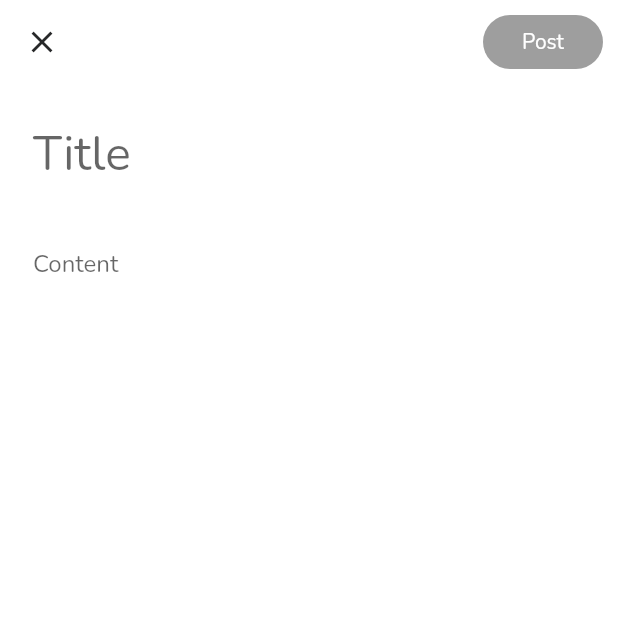
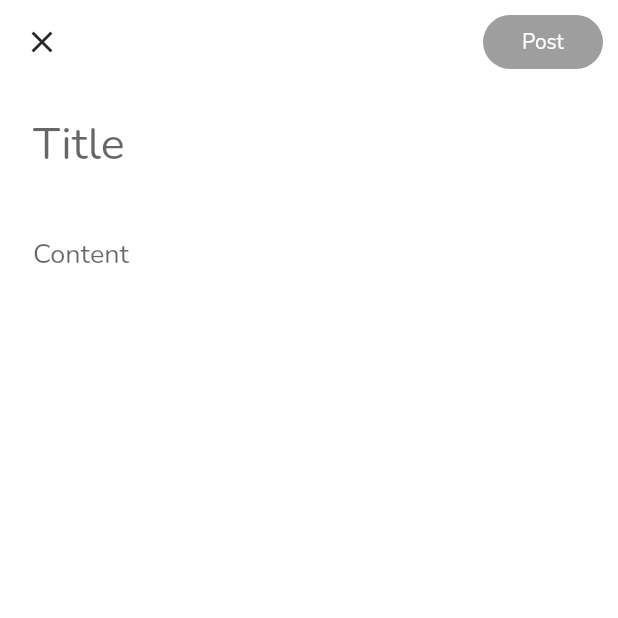
Before and after one commit to Celestial00/In-Sight-App, a Flutter app: the screen it shows after launch, after a tap on the "add" icon, on a phone screen of 412 x 824 dp, the top half of it. Run offline on Flutter 3.47's test engine with Material 2 defaults, Android fonts, the phone set to English and light mode, and no system bars; our stand-ins replace google_fonts.

Commit message:
Last Ui Commit

```diff
--- a/lib/components/Article_Button.dart
+++ b/lib/components/Article_Button.dart
@@ -9,16 +9,16 @@ class Article_Button extends StatelessWidget {
     return GestureDetector(
       onTap: () {
         Navigator.of(context)
-            .push(MaterialPageRoute(builder: (context) => ArticlePage()));
+            .push(MaterialPageRoute(builder: (context) => const ArticlePage()));
       },
       child: Padding(
-        padding: EdgeInsets.only(left: 10, top: 10),
+        padding: const EdgeInsets.only(left: 10, top: 10),
         child: Container(
           width: 430,
           height: 40,
           decoration: BoxDecoration(
               color: Colors.black, borderRadius: BorderRadius.circular(10)),
-          child: Center(
+          child: const Center(
             child: Text(
               "Read More",
               style: TextStyle(
--- a/lib/components/Article_Card.dart
+++ b/lib/components/Article_Card.dart
@@ -13,20 +13,19 @@ class _ArticleCardState extends State<ArticleCard> {
   @override
   Widget build(BuildContext context) {
     return Container(
-      margin: EdgeInsets.only(bottom: 30, top: 20, left: 20, right: 20),
+      margin: const EdgeInsets.only(bottom: 30, top: 20, left: 20, right: 20),
       width: 500,
       height: 320,
-      decoration: BoxDecoration(
-          boxShadow: [BoxShadow(color: Color(0xffe8e8e8), blurRadius: 5.0)],
-          color: ArticleColor,
-          borderRadius: BorderRadius.circular(20)),
+      decoration: BoxDecoration(boxShadow: const [
+        BoxShadow(color: Color(0xffe8e8e8), blurRadius: 5.0)
+      ], color: ArticleColor, borderRadius: BorderRadius.circular(20)),
       child: Column(crossAxisAlignment: CrossAxisAlignment.start, children: [
         Row(
           mainAxisAlignment: MainAxisAlignment.spaceBetween,
           children: [
             Padding(
-              padding:
-                  EdgeInsets.only(top: 16, left: 20, right: 14, bottom: 10),
+              padding: const EdgeInsets.only(
+                  top: 16, left: 20, right: 14, bottom: 10),
               child: Row(
                 mainAxisAlignment: MainAxisAlignment.center,
                 crossAxisAlignment: CrossAxisAlignment.center,
@@ -35,15 +34,15 @@ class _ArticleCardState extends State<ArticleCard> {
                     width: 40,
                     height: 40,
                     decoration: BoxDecoration(
-                        image: DecorationImage(
+                        image: const DecorationImage(
                             image: AssetImage('assets/dp.jpg'),
                             fit: BoxFit.cover),
                         borderRadius: BorderRadius.circular(50)),
                   ),
-                  SizedBox(
+                  const SizedBox(
                     width: 10,
                   ),
-                  Text(
+                  const Text(
                     "Name",
                     style: TextStyle(
                         fontFamily: "Nunito",
@@ -54,8 +53,8 @@ class _ArticleCardState extends State<ArticleCard> {
               ),
             ),
             Container(
-                margin: EdgeInsets.only(right: 10),
-                child: Text(
+                margin: const EdgeInsets.only(right: 10),
+                child: const Text(
                   "2 hr ago",
                   style: TextStyle(
                       fontFamily: "Nunito",
@@ -70,8 +69,8 @@ class _ArticleCardState extends State<ArticleCard> {
           color: Colors.grey[200],
         ),
         Container(
-          margin: EdgeInsets.symmetric(horizontal: 10, vertical: 10),
-          child: Text(
+          margin: const EdgeInsets.symmetric(horizontal: 10, vertical: 10),
+          child: const Text(
             "Unleashing the Digital Symphony: Mastering the Art of Programming",
             style: TextStyle(
                 fontFamily: "Nunito",
@@ -80,8 +79,8 @@ class _ArticleCardState extends State<ArticleCard> {
           ),
         ),
         Container(
-          margin: EdgeInsets.symmetric(horizontal: 10, vertical: 0),
-          child: Text(
+          margin: const EdgeInsets.symmetric(horizontal: 10, vertical: 0),
+          child: const Text(
             "In the ever-evolving landscape of technology, programming has emerged as the conductor's baton, orchestrating the intricate symphony of digital innovation. Just as a composer crafts harmonies to create breathtaking melodies, programmers weave lines of code to bring ideas to life. From shaping video games that transport us to fantastical worlds.",
             style: TextStyle(
                 fontFamily: "Nunito",
@@ -90,7 +89,7 @@ class _ArticleCardState extends State<ArticleCard> {
                 wordSpacing: 3),
           ),
         ),
-        Article_Button()
+        const Article_Button()
       ]),
     );
   }
--- a/lib/components/Custom_Setting_title.dart
+++ b/lib/components/Custom_Setting_title.dart
@@ -1,5 +1,4 @@
 import 'package:flutter/material.dart';
-import 'package:insight/Constants/Color.dart';
 
 class SettingsTile extends StatelessWidget {
   double Wdth;
@@ -9,7 +8,7 @@ class SettingsTile extends StatelessWidget {
   @override
   Widget build(BuildContext context) {
     return Container(
-      padding: EdgeInsets.all(15),
+      padding: const EdgeInsets.all(15),
       width: Wdth,
       height: 50,
       decoration: BoxDecoration(
--- a/lib/components/Tags_line.dart
+++ b/lib/components/Tags_line.dart
@@ -30,8 +30,8 @@ class _Tags_lineState extends State<Tags_line> {
           scrollDirection: Axis.horizontal,
           itemBuilder: (context, index) {
             return Padding(
-                padding:
-                    EdgeInsets.only(top: 10, bottom: 10, left: 25, right: 0),
+                padding: const EdgeInsets.only(
+                    top: 10, bottom: 10, left: 25, right: 0),
                 child: GestureDetector(
                   onTap: () {
                     setState(() {
--- a/lib/views/Article_Editor.dart
+++ b/lib/views/Article_Editor.dart
@@ -32,7 +32,7 @@ class _ArticleEditorState extends State<ArticleEditor> {
           onPressed: () {
             Navigator.pop(context);
           },
-          icon: Icon(
+          icon: const Icon(
             Icons.close,
             color: Sec_Color,
           ),
@@ -41,7 +41,7 @@ class _ArticleEditorState extends State<ArticleEditor> {
         elevation: 0,
         actions: [
           Padding(
-            padding: EdgeInsets.symmetric(horizontal: 10, vertical: 10),
+            padding: const EdgeInsets.symmetric(horizontal: 10, vertical: 10),
             child: GestureDetector(
               onTap: () {},
               child: Container(
@@ -52,7 +52,7 @@ class _ArticleEditorState extends State<ArticleEditor> {
                     color: titleIsEmpty == true
                         ? Colors.grey.shade500
                         : Sec_Color),
-                child: Center(
+                child: const Center(
                   child: Text(
                     "Post",
                     style: TextStyle(fontFamily: 'Nunito'),
@@ -65,35 +65,37 @@ class _ArticleEditorState extends State<ArticleEditor> {
       ),
       body: SingleChildScrollView(
         child: Padding(
-          padding: EdgeInsets.symmetric(horizontal: 10, vertical: 5),
+          padding: const EdgeInsets.symmetric(horizontal: 10),
           child: Column(
             children: [
               TextFormField(
-                decoration: InputDecoration(
+                decoration: const InputDecoration(
                   hintText: "Title",
-                  hintStyle: TextStyle(fontSize: 32.0),
+                  hintStyle: TextStyle(fontSize: 30.0),
                   focusedBorder: OutlineInputBorder(
                       borderSide: BorderSide(color: Colors.white)),
                   enabledBorder: OutlineInputBorder(
                       borderSide: BorderSide(color: Colors.white)),
                 ),
                 cursorColor: Sec_Color,
-                style: TextStyle(fontSize: 32.0, fontFamily: "Nunito"),
+                style: const TextStyle(fontSize: 30.0, fontFamily: "Nunito"),
                 onChanged: (value) {
                   checkTitle(value);
                 },
               ),
               TextFormField(
-                decoration: InputDecoration(
+                minLines: 5,
+                maxLines: 100,
+                decoration: const InputDecoration(
                   hintText: "Content",
-                  hintStyle: TextStyle(fontSize: 16.0, fontFamily: "Nunito"),
+                  hintStyle: TextStyle(fontSize: 18.0, fontFamily: "Nunito"),
                   focusedBorder: OutlineInputBorder(
                       borderSide: BorderSide(color: Colors.white)),
                   enabledBorder: OutlineInputBorder(
                       borderSide: BorderSide(color: Colors.white)),
                 ),
                 cursorColor: Sec_Color,
-                style: TextStyle(fontSize: 16.0, fontFamily: "Nunito"),
+                style: const TextStyle(fontSize: 18.0, fontFamily: "Nunito"),
               )
             ],
           ),
--- a/lib/views/Home_Page.dart
+++ b/lib/views/Home_Page.dart
@@ -74,7 +74,7 @@ class _HomePageState extends State<HomePage> {
                 Padding(
                   padding: EdgeInsets.only(bottom: 20),
                   child: Row(
-                    children: [
+                    children: const [
                       Padding(
                         padding: EdgeInsets.only(left: 40, top: 20),
                         child: Column(
@@ -186,11 +186,11 @@ class _HomePageState extends State<HomePage> {
                 ),
               ],
             )),
-        backgroundColor: BackGround_Color,
+        backgroundColor: Colors.white,
         body: CustomScrollView(
           slivers: [
             SliverAppBar(
-              backgroundColor: BackGround_Color,
+              backgroundColor: Colors.white,
               leading: IconButton(
                   onPressed: () {
                     _ScaffoldKey.currentState!.openDrawer();
@@ -228,7 +228,7 @@ class _HomePageState extends State<HomePage> {
             SliverToBoxAdapter(
               child: Column(
                 crossAxisAlignment: CrossAxisAlignment.start,
-                children: [
+                children: const [
                   Padding(
                     padding: EdgeInsets.only(left: 25, bottom: 10, top: 10),
                     child: Text(
--- a/lib/views/Saved_Articles.dart
+++ b/lib/views/Saved_Articles.dart
@@ -15,7 +15,7 @@ class _SavedArticlePageState extends State<SavedArticlePage> {
     return Scaffold(
       backgroundColor: Colors.white,
       appBar: AppBar(
-        title: Text(
+        title: const Text(
           "Your Library ",
           style:
               TextStyle(fontFamily: "Nunito", fontSize: 22, color: Sec_Color),
@@ -23,7 +23,7 @@ class _SavedArticlePageState extends State<SavedArticlePage> {
         backgroundColor: Colors.white,
         elevation: 0,
       ),
-      body: SingleChildScrollView(
+      body: const SingleChildScrollView(
         child: Padding(
           padding: EdgeInsets.symmetric(horizontal: 10, vertical: 0),
           child: Column(
```
Also changed, not shown: lib/components/Book_Mark_Card.dart (+9 -7 lines), lib/components/Custom_Buttons.dart (+5 -6 lines), lib/components/Text_Field.dart (+3 -4 lines), lib/views/Article_Page.dart (+8 -8 lines), lib/views/Search _Page.dart (+24 -15 lines), lib/views/Settings_Page.dart (+6 -13 lines).
